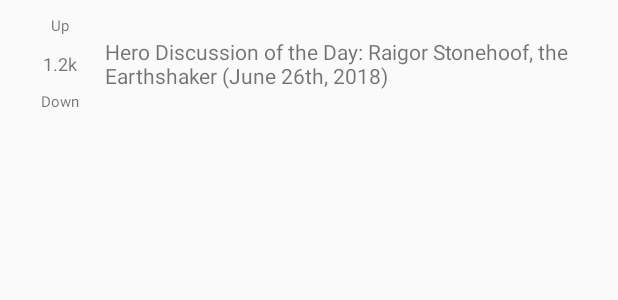
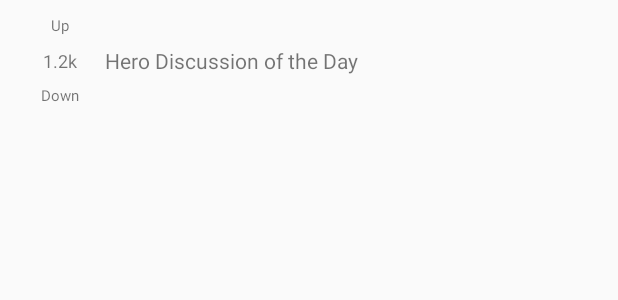
Before and after one commit to kssilvoza/DiggRedditClone, an Android app: the layout item_topic.xml on its own in the app's theme, with its tools: preview values and no code run, on a phone screen of 412 x 824 dp. Shown: the top 300 px of the screen. Run offline under Robolectric (Android 15) with nearby library versions, the phone set to English and light mode, and no system bars.

```diff
--- a/app/src/main/AndroidManifest.xml
+++ b/app/src/main/AndroidManifest.xml
@@ -9,7 +9,7 @@
         android:roundIcon="@mipmap/ic_launcher_round"
         android:supportsRtl="true"
         android:theme="@style/AppTheme">
-        <activity android:name=".MainActivity">
+        <activity android:name=".ui.topics.view.TopicsActivity">
             <intent-filter>
                 <action android:name="android.intent.action.MAIN" />
 
--- /dev/null
+++ b/app/src/main/java/com/silvozatechnologies/diggredditclone/ui/topics/viewmodel/TopicItemViewModel.kt
@@ -0,0 +1,4 @@
+package com.silvozatechnologies.diggredditclone.ui.topics.viewmodel
+
+class TopicItemViewModel {
+}
--- a/app/src/main/res/layout/activity_main.xml
+++ b/app/src/main/res/layout/activity_topic.xml
@@ -4,9 +4,10 @@
     xmlns:tools="http://schemas.android.com/tools"
     android:layout_width="match_parent"
     android:layout_height="match_parent"
-    tools:context=".MainActivity">
+    tools:context=".ui.topics.view.TopicsActivity">
 
     <android.support.design.widget.FloatingActionButton
+        android:id="@+id/button_add"
         android:layout_width="wrap_content"
         android:layout_height="wrap_content"
         android:layout_margin="@dimen/spacing_normal"
--- a/app/src/main/res/layout/item_topic.xml
+++ b/app/src/main/res/layout/item_topic.xml
@@ -18,7 +18,8 @@
         android:layout_width="wrap_content"
         android:layout_height="wrap_content"
         android:textSize="@dimen/text_small"
-        tools:text="Up"
+        android:text="Up"
+        app:layout_constraintTop_toTopOf="parent"
         app:layout_constraintLeft_toLeftOf="parent"
         app:layout_constraintRight_toRightOf="@+id/guideline"/>
 
@@ -26,7 +27,7 @@
         android:id="@+id/textview_votes"
         android:layout_width="wrap_content"
         android:layout_height="wrap_content"
-        android:layout_marginTop="@dimen/spacing_small"
+        android:layout_marginTop="@dimen/spacing_extra_small"
         android:textSize="@dimen/text_normal"
         tools:text="1.2k"
         app:layout_constraintTop_toBottomOf="@+id/button_upvote"
@@ -37,10 +38,11 @@
         android:id="@+id/button_downvote"
         android:layout_width="wrap_content"
         android:layout_height="wrap_content"
-        android:layout_marginTop="@dimen/spacing_small"
+        android:layout_marginTop="@dimen/spacing_extra_small"
         android:textSize="@dimen/text_small"
-        tools:text="Down"
+        android:text="Down"
         app:layout_constraintTop_toBottomOf="@+id/textview_votes"
+        app:layout_constraintBottom_toBottomOf="parent"
         app:layout_constraintLeft_toLeftOf="parent"
         app:layout_constraintRight_toRightOf="@+id/guideline" />
 
@@ -51,7 +53,7 @@
         android:maxLines="2"
         android:ellipsize="end"
         android:textSize="@dimen/text_large"
-        tools:text="Hero Discussion of the Day: Raigor Stonehoof, the Earthshaker (June 26th, 2018)"
+        tools:text="Hero Discussion of the Day"
         app:layout_constraintTop_toTopOf="parent"
         app:layout_constraintBottom_toBottomOf="parent"
         app:layout_constraintLeft_toLeftOf="@+id/guideline"
--- a/app/src/main/res/values/dimens.xml
+++ b/app/src/main/res/values/dimens.xml
@@ -4,6 +4,7 @@
     <dimen name="spacing_large">60dp</dimen>
     <dimen name="spacing_normal">14dp</dimen>
     <dimen name="spacing_small">10dp</dimen>
+    <dimen name="spacing_extra_small">8dp</dimen>
 
     <dimen name="text_large">14sp</dimen>
     <dimen name="text_normal">12sp</dimen>
```
Also changed, not shown: app/src/main/java/com/silvozatechnologies/diggredditclone/MainActivity.kt (deleted, +0 -12 lines), app/src/main/java/com/silvozatechnologies/diggredditclone/data/repository/TopicRepository.kt (+9 -0 lines), app/src/main/java/com/silvozatechnologies/diggredditclone/ui/topics/view/TopicsActivity.kt (added, +23 -0 lines), app/src/main/java/com/silvozatechnologies/diggredditclone/ui/topics/view/TopicsAdapter.kt (added, +23 -0 lines), app/src/main/java/com/silvozatechnologies/diggredditclone/ui/topics/viewmodel/TopicsViewModel.kt (added, +7 -0 lines).
